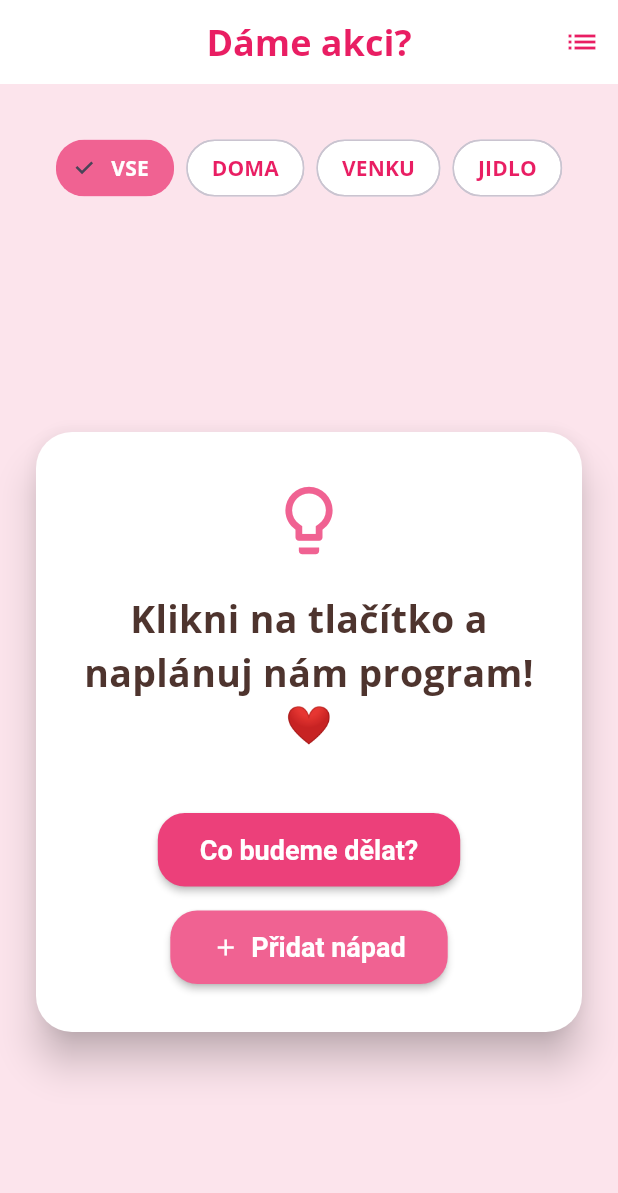
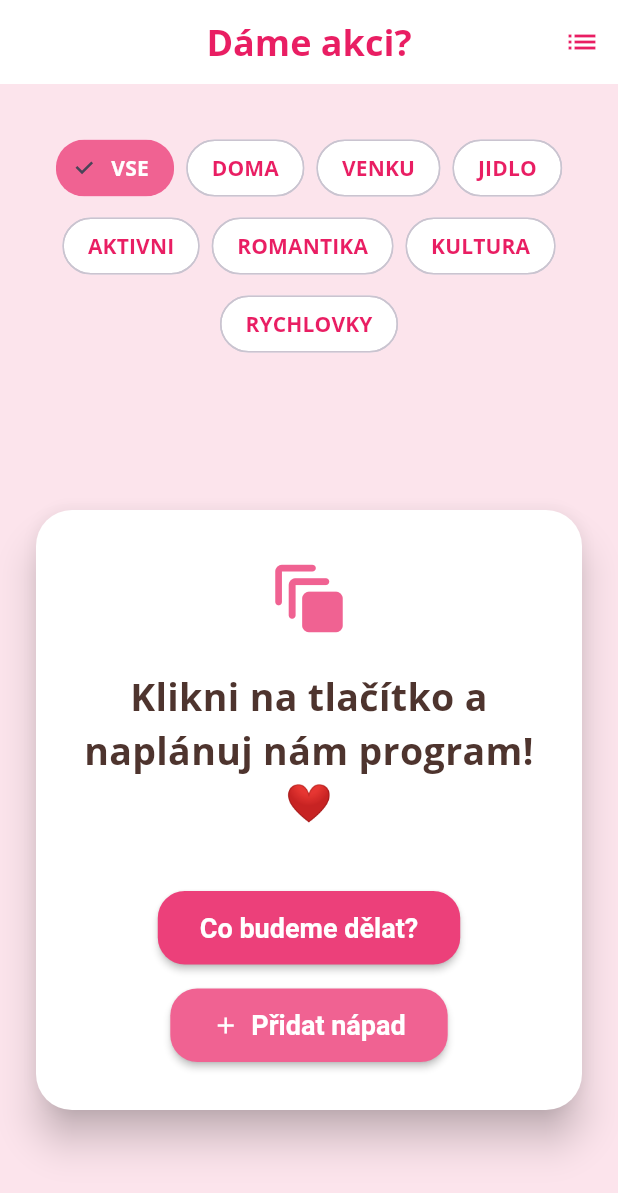
Before and after one commit to hrosicka/great-weekend, a Flutter app: the screen it shows after launch, on a phone screen of 412 x 824 dp. Shown: the top 1193 px of the screen. Run offline on Flutter 3.47's test engine with Material 3 defaults, Android fonts, the phone set to English and light mode, and no system bars; our stand-ins replace google_fonts, shared_preferences.

Commit message:
new categories and activities added

```diff
--- a/lib/main.dart
+++ b/lib/main.dart
@@ -312,15 +312,26 @@ class _IdeaScreenState extends State<IdeaScreen> {
     );
   }
 
-  // Pomocná metoda pro ikonky (dej ji do _IdeaScreenState)
   IconData _getCategoryIcon(IdeaCategory category) {
-    switch (category) {
-      case IdeaCategory.doma: return Icons.home_rounded;
-      case IdeaCategory.venku: return Icons.forest_rounded;
-      case IdeaCategory.jidlo: return Icons.restaurant_rounded;
-      default: return Icons.lightbulb_outline_rounded;
-    }
+  switch (category) {
+    case IdeaCategory.doma:
+      return Icons.home_rounded;
+    case IdeaCategory.venku:
+      return Icons.forest_rounded;
+    case IdeaCategory.jidlo:
+      return Icons.restaurant_rounded;
+    case IdeaCategory.aktivni:
+      return Icons.fitness_center_rounded;
+    case IdeaCategory.romantika:
+      return Icons.favorite_rounded;
+    case IdeaCategory.kultura:
+      return Icons.theater_comedy_rounded;
+    case IdeaCategory.rychlovky:
+      return Icons.timer_rounded;
+    case IdeaCategory.vse:
+      return Icons.auto_awesome_motion_rounded;
   }
+}
 
   @override
   Widget build(BuildContext context) {
--- a/lib/models/idea_model.dart
+++ b/lib/models/idea_model.dart
@@ -4,7 +4,11 @@ enum IdeaCategory {
   vse,       // Pro zobrazení všeho
   doma,
   venku,
-  jidlo
+  jidlo,
+  aktivni,   // Sport, procházky, adrenalin
+  romantika, // Svíčky, výhledy, rande
+  kultura,   // Kino, muzea, divadlo
+  rychlovky,  // Aktivity do 30 minut
 }
 
 class Idea {
--- a/lib/services/idea_service.dart
+++ b/lib/services/idea_service.dart
@@ -8,21 +8,75 @@ class IdeaService {
 
   // Výchozí nápady s přiřazenými kategoriemi
   static final List<Idea> defaultIdeas = [
+    // --- DOMA ---
+    Idea(text: "Filmový maraton tvojí oblíbené série 🍿", category: IdeaCategory.doma),
+    Idea(text: "Večer bez telefonů jen s vínem a hudbou 🍷", category: IdeaCategory.doma),
+    Idea(text: "Stavba bunkru v obýváku z polštářů a dek ⛺", category: IdeaCategory.doma),
+    Idea(text: "Kurz tance podle YouTube tutoriálu v obýváku 💃", category: IdeaCategory.doma),
+    Idea(text: "Vytvoření společného 'wishlistu' zážitků na příští rok 📝", category: IdeaCategory.doma),
+    Idea(text: "Společné skládání puzzle u dobrého čaje 🧩", category: IdeaCategory.doma),
+    Idea(text: "Kreativní večer: Namalujte každý jeden obraz toho druhého 🎨", category: IdeaCategory.doma),
+    Idea(text: "Domácí wellness: Pleťové masky, vana a relax 🛁", category: IdeaCategory.doma),
+
+    // --- VENKU ---
     Idea(text: "Společná procházka v parku při západu slunce 🌅", category: IdeaCategory.venku),
-    Idea(text: "Domácí pizza night (každý dělá svou polovinu) 🍕", category: IdeaCategory.jidlo),
-    Idea(text: "Filmový maraton tvojí oblíbené série 🍿", category: IdeaCategory.doma),
     Idea(text: "Návštěva deskoherní kavárny 🎲", category: IdeaCategory.venku),
     Idea(text: "Výlet na nejbližší hrad nebo zříceninu 🏰", category: IdeaCategory.venku),
-    Idea(text: "Společné vaření nového receptu 🍳", category: IdeaCategory.jidlo),
-    Idea(text: "Večer bez telefonů jen s vínem a hudbou 🍷", category: IdeaCategory.doma),
     Idea(text: "Piknik na kapotě auta s výhledem do krajiny 🚗", category: IdeaCategory.venku),
-    Idea(text: "Stavba bunkru v obýváku z polštářů a dek ⛺", category: IdeaCategory.doma),
-    Idea(text: "Degustace řemeslných piv nebo čokolády doma 🍻", category: IdeaCategory.jidlo),
     Idea(text: "Návštěva útulku a společné venčení psů 🐕", category: IdeaCategory.venku),
     Idea(text: "Geocaching - hledání pokladů ve vašem okolí 📍", category: IdeaCategory.venku),
     Idea(text: "Noc v autě nebo pod širákem na zahradě 🌌", category: IdeaCategory.venku),
-    Idea(text: "Kurz tance podle YouTube tutoriálu v obýváku 💃", category: IdeaCategory.doma),
-    Idea(text: "Vytvoření společného 'wishlistu' zážitků na příští rok 📝", category: IdeaCategory.doma),
+    Idea(text: "Foto-procházka: Foťte detaily města jen černobíle 📸", category: IdeaCategory.venku),
+    Idea(text: "Půjčení lodičky nebo šlapadla na řece 🚣", category: IdeaCategory.venku),
+    Idea(text: "Pozorování letadel u letiště s kávou v ruce ✈️", category: IdeaCategory.venku),
+    Idea(text: "Plánování trasy na roadtrip nad papírovou mapou 🗺️", category: IdeaCategory.venku),
+
+    // --- JÍDLO ---
+    Idea(text: "Domácí pizza night (každý dělá svou polovinu) 🍕", category: IdeaCategory.jidlo),
+    Idea(text: "Společné vaření nového receptu, který neznáte 🍳", category: IdeaCategory.jidlo),
+    Idea(text: "Degustace řemeslných piv nebo čokolády doma 🍻", category: IdeaCategory.jidlo),
+    Idea(text: "Slepo-chuťový test: Poznáte různé druhy pochutin? 🍫", category: IdeaCategory.jidlo),
+    Idea(text: "Výprava do jiného města na tu nejlepší zmrzlinu 🍦", category: IdeaCategory.jidlo),
+    Idea(text: "Společná příprava sushi rolí od základu 🍣", category: IdeaCategory.jidlo),
+    Idea(text: "Snídaně v trávě (nebo v posteli) s lívancem 🥞", category: IdeaCategory.jidlo),
+    Idea(text: "Příprava vlastních míchaných drinků (vytvořte si svůj!) 🍹", category: IdeaCategory.jidlo),
+    Idea(text: "Návštěva farmářského trhu a nákup neznámých surovin 🥦", category: IdeaCategory.jidlo),
+
+  // --- AKTIVNÍ ---
+    Idea(text: "Souboj v bowlingu o to, kdo vybere příští večeři 🎳", category: IdeaCategory.aktivni),
+    Idea(text: "Půjčení elektrokoloběžek a rychlá jízda městem 🛴", category: IdeaCategory.aktivni),
+    Idea(text: "Návštěva lezecké stěny nebo boulderingu 🧗", category: IdeaCategory.aktivni),
+    Idea(text: "Turnaj v minigolfu o největší zmrzlinu ⛳", category: IdeaCategory.aktivni),
+    Idea(text: "Společný ranní běh nebo jóga v parku 🧘", category: IdeaCategory.aktivni),
+    Idea(text: "Zápas v badmintonu nebo ping-pongu 🎾", category: IdeaCategory.aktivni),
+    Idea(text: "Výšlap na nejvyšší kopec v okolí 🏔️", category: IdeaCategory.aktivni),
+    Idea(text: "Návštěva trampolínového centra pro dospělé 🤸", category: IdeaCategory.aktivni),
+
+    // --- ROMANTIKA ---
+    Idea(text: "Večer při svíčkách s vaší oblíbenou hudbou 🕯️", category: IdeaCategory.romantika),
+    Idea(text: "Psaní dopisů pro vaše budoucí já (otevřete za rok) ✉️", category: IdeaCategory.romantika),
+    Idea(text: "Sledování hvězd z kapoty auta mimo město 🌌", category: IdeaCategory.romantika),
+    Idea(text: "Návštěva místa, kde jste měli úplně první rande 💖", category: IdeaCategory.romantika),
+    Idea(text: "Společná horká vana s pěnou a drinkem 🛁", category: IdeaCategory.romantika),
+    Idea(text: "Vytvoření playlistu písniček, které vám sebe připomínají 🎵", category: IdeaCategory.romantika),
+    Idea(text: "Piknik při svíčkách uprostřed obýváku 🍷", category: IdeaCategory.romantika),
+
+    // --- KULTURA ---
+    Idea(text: "Návštěva kina na film, o kterém nic nevíte 🎟️", category: IdeaCategory.kultura),
+    Idea(text: "Prohlídka místního muzea nebo galerie 🖼️", category: IdeaCategory.kultura),
+    Idea(text: "Večer v divadle nebo na stand-up komedii 🎭", category: IdeaCategory.kultura),
+    Idea(text: "Návštěva antikvariátu a výběr knihy pro toho druhého 📚", category: IdeaCategory.kultura),
+    Idea(text: "Procházka po historickém centru s výkladem z Wikipedie 🏛️", category: IdeaCategory.kultura),
+    Idea(text: "Koncert místní kapely v malém klubu 🎸", category: IdeaCategory.kultura),
+
+    // --- RYCHLOVKY (do 30 min) ---
+    Idea(text: "Rychlá masáž zad nebo nohou (15 minut každý) 💆", category: IdeaCategory.rychlovky),
+    Idea(text: "Společné vytřídění 10 starých věcí, co už nepoužíváte ♻️", category: IdeaCategory.rychlovky),
+    Idea(text: "Souboj v jedné rychlé mobilní hře nebo kartách 🃏", category: IdeaCategory.rychlovky),
+    Idea(text: "Prohlížení fotek v mobilu z minulého měsíce 📱", category: IdeaCategory.rychlovky),
+    Idea(text: "Společné desetiminutové protažení nebo meditace 🧘", category: IdeaCategory.rychlovky),
+    Idea(text: "Rychlá procházka kolem bloku pro čerstvý vzduch 👣", category: IdeaCategory.rychlovky),
+    Idea(text: "Plánování jedné konkrétní věci na příští dovolenou ✈️", category: IdeaCategory.rychlovky),
   ];
 
   Future<void> init() async {
```
